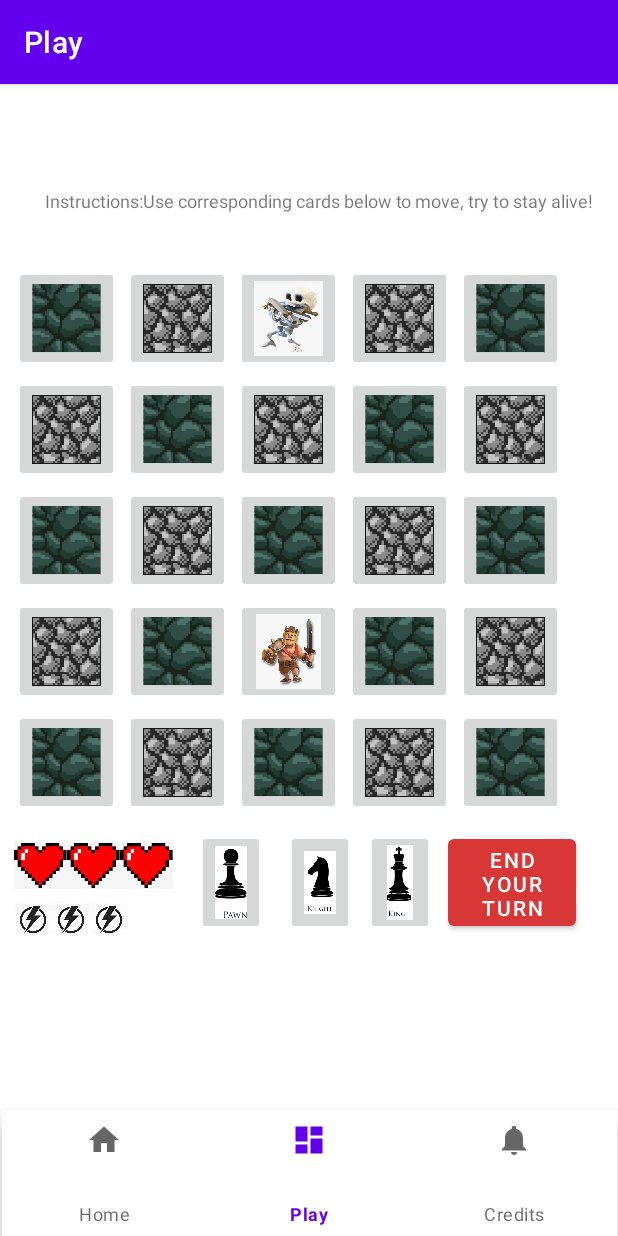
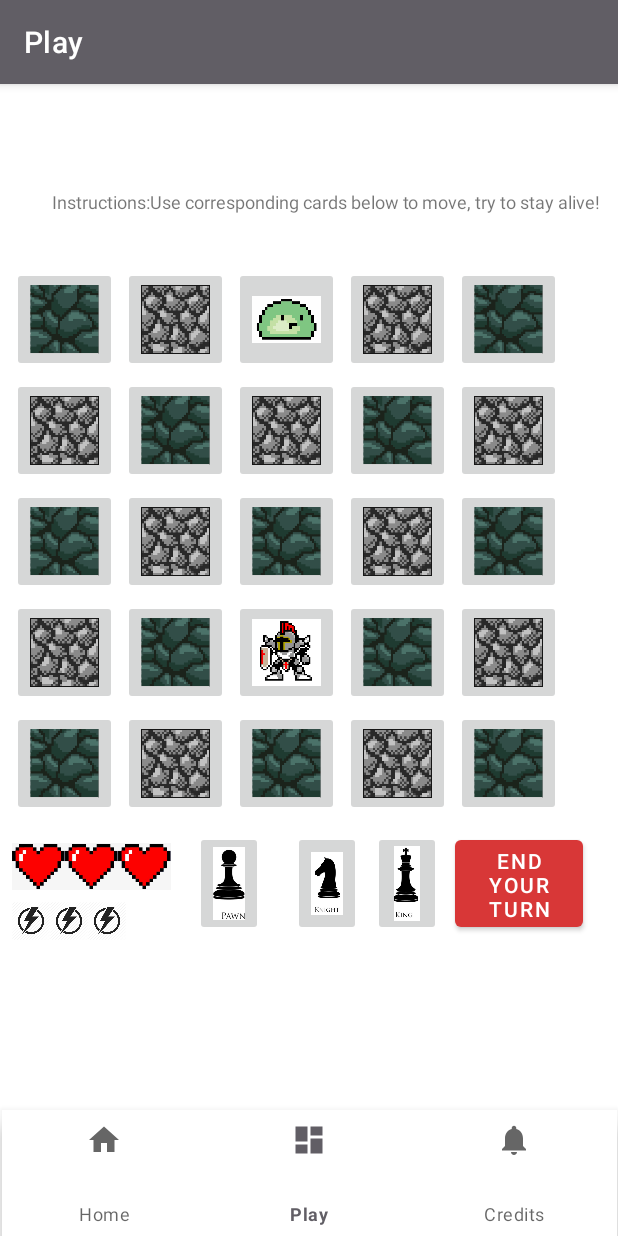
Before and after one commit to ppathirana54/EC327-Pawnbarian, an Android app: the DashboardFragment screen opened through its navigation route, on a phone screen of 412 x 824 dp. Run offline under Robolectric (Android 15) with nearby library versions, the phone set to English and light mode, and no system bars; our stand-ins replace navigation-ui.

Commit message:
UI Theme Changes, Game Over
Implemented the game over fragment view switching. Changed the color theme to better match the game. Changed the drawables to royalty free images.

```diff
--- a/PawnBarianMockUp/app/src/main/AndroidManifest.xml
+++ b/PawnBarianMockUp/app/src/main/AndroidManifest.xml
@@ -9,6 +9,7 @@
         android:roundIcon="@mipmap/ic_launcher_round"
         android:supportsRtl="true"
         android:theme="@style/Theme.PawnBarianMockUp">
+        <activity android:name=".GameOverActivity"></activity>
         <activity
             android:name=".MainActivity"
             android:label="@string/app_name">
--- a/PawnBarianMockUp/app/src/main/java/com/example/pawnbarianmockup/ui/home/HomeViewModel.java
+++ b/PawnBarianMockUp/app/src/main/java/com/example/pawnbarianmockup/ui/home/HomeViewModel.java
@@ -10,7 +10,7 @@ public class HomeViewModel extends ViewModel {
 
     public HomeViewModel() {
         mText = new MutableLiveData<>();
-        mText.setValue("PawnBarian Budget Edition");
+        mText.setValue("PawnBarian Inspired");
     }
 
     public LiveData<String> getText() {
--- a/PawnBarianMockUp/app/src/main/res/layout/activity_main.xml
+++ b/PawnBarianMockUp/app/src/main/res/layout/activity_main.xml
@@ -21,8 +21,8 @@
     <fragment
         android:id="@+id/nav_host_fragment"
         android:name="androidx.navigation.fragment.NavHostFragment"
-        android:layout_width="418dp"
-        android:layout_height="510dp"
+        android:layout_width="424dp"
+        android:layout_height="582dp"
         android:layout_marginStart="8dp"
         android:layout_marginLeft="8dp"
         android:layout_marginEnd="8dp"
--- a/PawnBarianMockUp/app/src/main/res/layout/fragment_dashboard.xml
+++ b/PawnBarianMockUp/app/src/main/res/layout/fragment_dashboard.xml
@@ -359,7 +359,8 @@
         android:scaleType="fitCenter"
         android:src="@drawable/blank"
         app:layout_constraintEnd_toStartOf="@+id/imageButton3"
-        app:layout_constraintTop_toBottomOf="@+id/imageButtone2" />
+        app:layout_constraintTop_toBottomOf="@+id/imageButtone2"
+        android:contentDescription="@string/todo"/>
 
     <ImageButton
         android:id="@+id/imageButton2"
@@ -371,7 +372,8 @@
         android:scaleType="fitCenter"
         android:src="@drawable/blank"
         app:layout_constraintStart_toStartOf="parent"
-        app:layout_constraintTop_toBottomOf="@+id/imageButtone1" />
+        app:layout_constraintTop_toBottomOf="@+id/imageButtone1"
+        android:contentDescription="@string/todo"/>
 
     <ImageButton
         android:id="@+id/imageButton3"
@@ -383,7 +385,8 @@
         android:scaleType="fitCenter"
         android:src="@drawable/blank"
         app:layout_constraintEnd_toEndOf="parent"
-        app:layout_constraintTop_toBottomOf="@+id/imageButtone3" />
+        app:layout_constraintTop_toBottomOf="@+id/imageButtone3"
+        android:contentDescription="@string/todo"/>
 
     <ImageView
         android:id="@+id/heart0"
--- a/PawnBarianMockUp/app/src/main/res/values/colors.xml
+++ b/PawnBarianMockUp/app/src/main/res/values/colors.xml
@@ -1,10 +1,11 @@
 <?xml version="1.0" encoding="utf-8"?>
 <resources>
     <color name="purple_200">#FFBB86FC</color>
-    <color name="purple_500">#FF6200EE</color>
-    <color name="purple_700">#FF3700B3</color>
+    <color name="purple_500">#615E65</color>
+    <color name="purple_700">#2C2A30</color>
     <color name="teal_200">#FF03DAC5</color>
     <color name="teal_700">#FF018786</color>
     <color name="black">#FF000000</color>
     <color name="white">#FFFFFFFF</color>
+    <color name="red">#9C0000</color>
 </resources>
--- a/PawnBarianMockUp/app/src/main/res/values/strings.xml
+++ b/PawnBarianMockUp/app/src/main/res/values/strings.xml
@@ -10,4 +10,6 @@
     <string name="EndTurn">END TURN</string>
     <string name="Your_Turn"> Start Your Turn</string>
     <string name="Enemy_Turn">End Your Turn</string>
+    <string name="Game_Over">GAME OVER</string>
+    <string name="Play_Again">Play Again</string>
 </resources>
```
Also changed, not shown: PawnBarianMockUp/app/src/main/java/com/example/pawnbarianmockup/GameOverActivity.java (added, +35 -0 lines), PawnBarianMockUp/app/src/main/java/com/example/pawnbarianmockup/ui/dashboard/DashboardFragment.java (+42 -33 lines), PawnBarianMockUp/app/src/main/res/layout/activity_game_over.xml (added, +41 -0 lines), PawnBarianMockUp/app/src/main/res/layout/fragment_home.xml (+6 -5 lines), PawnBarianMockUp/app/src/main/res/drawable/gameover.PNG (added), PawnBarianMockUp/app/src/main/res/drawable/gameoverbackground.PNG (added), PawnBarianMockUp/app/src/main/res/drawable/medievalcastle.jpg (added), PawnBarianMockUp/app/src/main/res/drawable/pixelknight.png (added), PawnBarianMockUp/app/src/main/res/drawable/slime.jpg (added), 1 other file.
